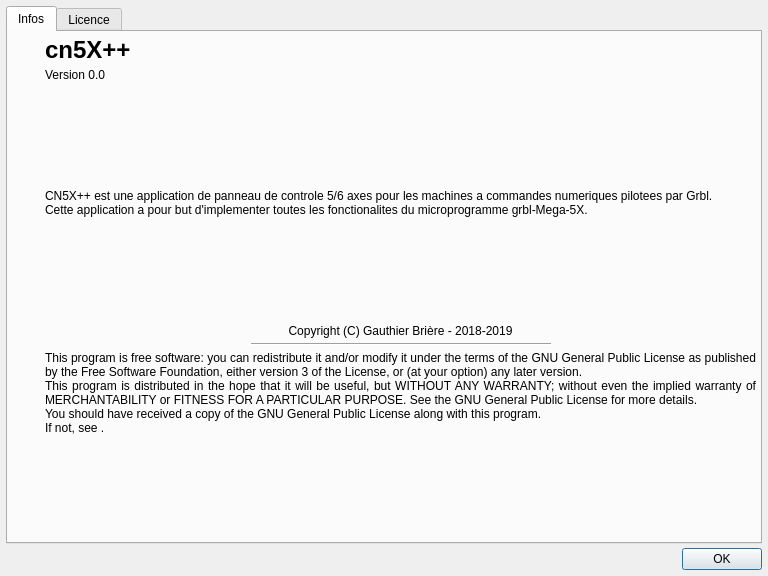
The window that dlgAPropos.ui (fra589/cn5X) describes before a commit, drawn with Qt 5.
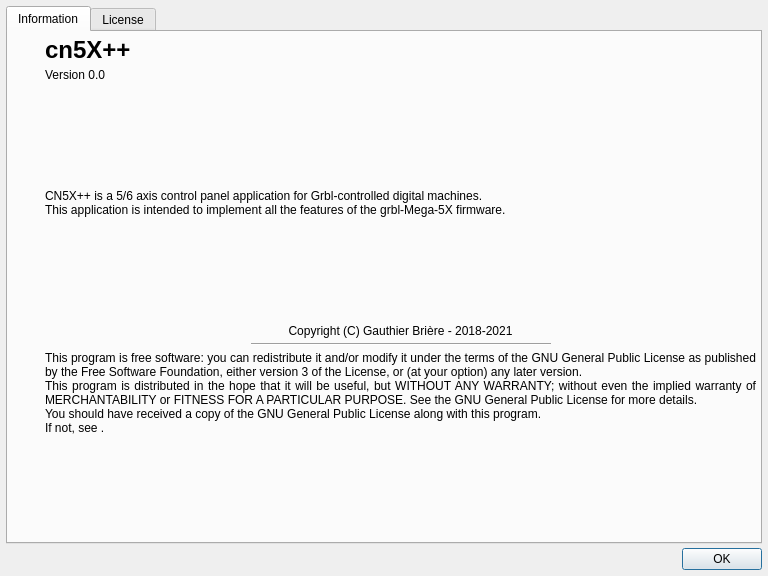
The same window after the commit. Icons and pictures are not drawn.

Diff of the .ui file:
```diff
--- a/dlgAPropos.ui
+++ b/dlgAPropos.ui
@@ -70,7 +70,7 @@
      </property>
      <widget class="QWidget" name="tab">
       <attribute name="title">
-       <string>Infos</string>
+       <string>Information</string>
       </attribute>
       <layout class="QHBoxLayout" name="horizontalLayout_3">
        <property name="spacing">
@@ -173,8 +173,8 @@
          <item>
           <widget class="QLabel" name="label_3">
            <property name="text">
-            <string>CN5X++ est une application de panneau de controle 5/6 axes pour les machines a commandes numeriques pilotees par Grbl.
-Cette application a pour but d'implementer toutes les fonctionalites du microprogramme grbl-Mega-5X.</string>
+            <string>CN5X++ is a 5/6 axis control panel application for Grbl-controlled digital machines.
+This application is intended to implement all the features of the grbl-Mega-5X firmware.</string>
            </property>
            <property name="alignment">
             <set>Qt::AlignJustify|Qt::AlignTop</set>
@@ -200,7 +200,7 @@
          <item>
           <widget class="QLabel" name="label_5">
            <property name="text">
-            <string notr="true">Copyright (C) Gauthier Brière - 2018-2019</string>
+            <string notr="true">Copyright (C) Gauthier Brière - 2018-2021</string>
            </property>
            <property name="alignment">
             <set>Qt::AlignCenter</set>
@@ -311,7 +311,7 @@
      </widget>
      <widget class="QWidget" name="tab_2">
       <attribute name="title">
-       <string notr="true">Licence</string>
+       <string>License</string>
       </attribute>
       <layout class="QHBoxLayout" name="horizontalLayout_4">
        <property name="spacing">
```
Left out of the diff: 2 changed lines with no effect on the pictures.
